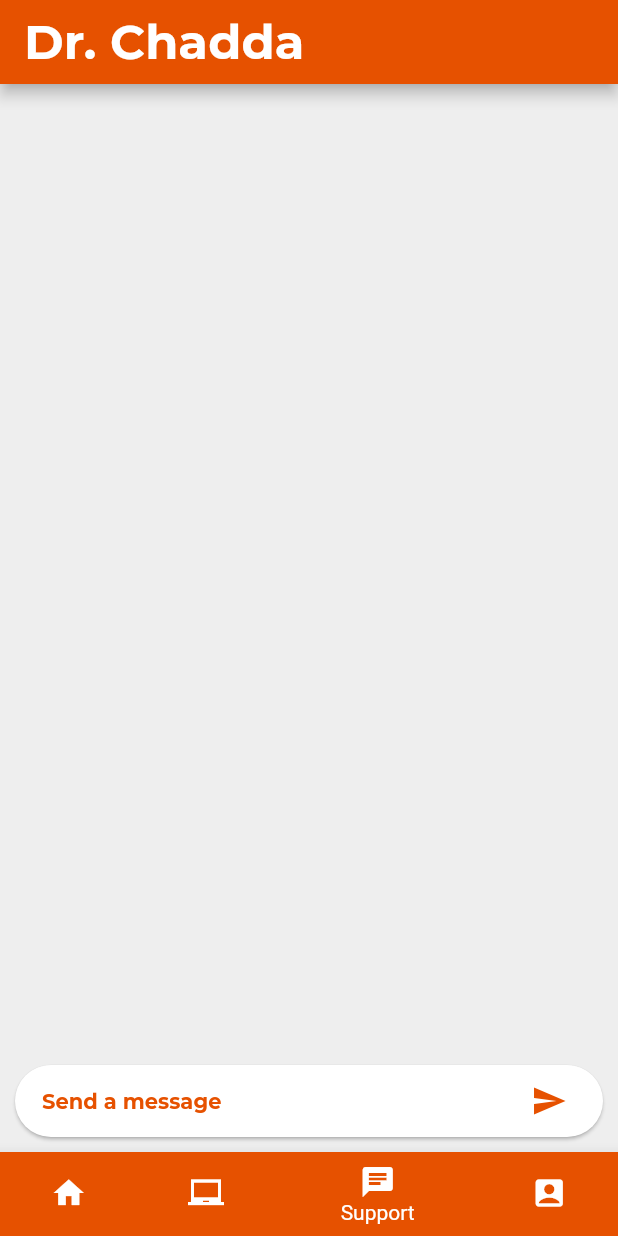
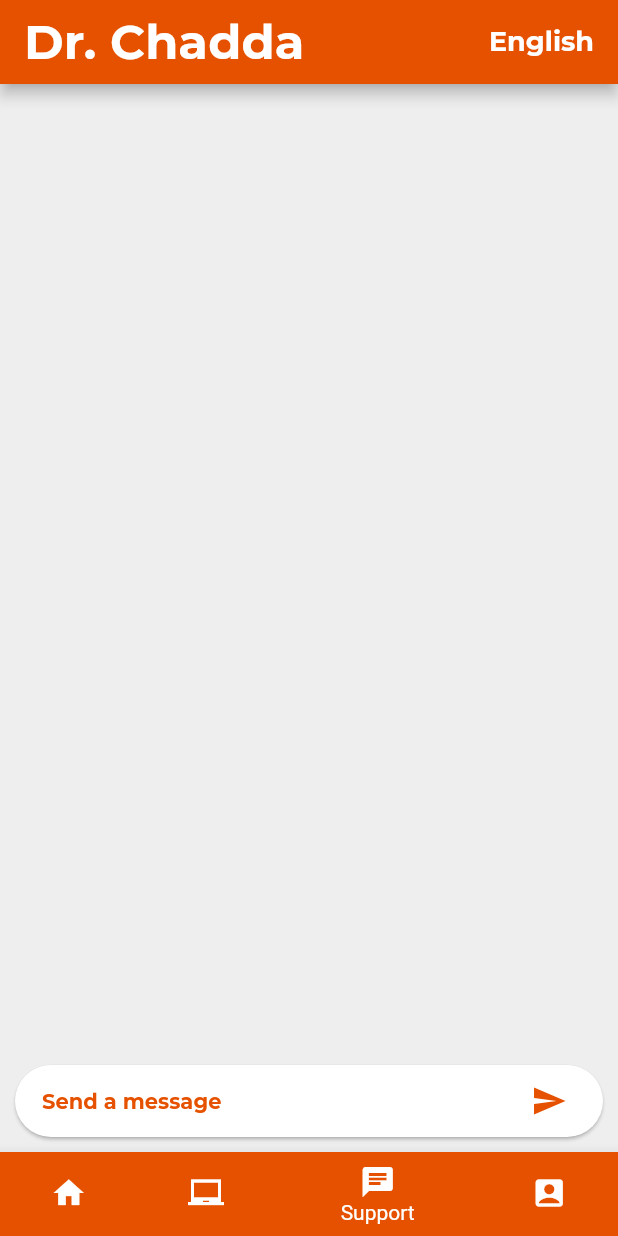
Before and after one commit to amlannandy/MedLife, a Flutter app: the screen it shows after launch, item 3 of the bottom bar chosen, on a phone screen of 412 x 824 dp. Run offline on Flutter 3.47's test engine with Material 2 defaults, Android fonts, the phone set to English and light mode, and no system bars; missing offline and left inert: flutter_dialogflow; project files that could hold a hidden picture were left out.

Commit message:
Added Multilingual Support to Chatbot

```diff
--- a/lib/screens/chat_bot_screen.dart
+++ b/lib/screens/chat_bot_screen.dart
@@ -19,6 +19,8 @@ class _ChatBotScreenState extends State<ChatBotScreen> {
 
   final List<Chats> messageList = <Chats>[];
   final TextEditingController _textController = new TextEditingController();
+
+  bool isEnglish = true;
 
   Widget _queryInputWidget(BuildContext context) {
     return Card(
@@ -70,7 +72,9 @@ class _ChatBotScreenState extends State<ChatBotScreen> {
 
     _textController.clear();
     AuthGoogle authGoogle = await AuthGoogle(fileJson: "assets/chatbot.json").build();
-    Dialogflow dialogFlow = Dialogflow(authGoogle: authGoogle, language: Language.english);
+    Dialogflow dialogFlow = Dialogflow(authGoogle: authGoogle,
+    language: isEnglish ? Language.english : Language.hindi,
+    );
     AIResponse response = await dialogFlow.detectIntent(query);
     Chats message = Chats(
       text: response.getMessage() ??
@@ -105,6 +109,20 @@ class _ChatBotScreenState extends State<ChatBotScreen> {
           "Dr. Chadda",
           style: Theme.of(context).textTheme.title,
         ),
+        actions: <Widget>[
+          FlatButton(
+            child: Text(
+              isEnglish ? "English" : "हिंदी",
+              style: Theme.of(context).textTheme.display3,
+            ),
+            color: Theme.of(context).primaryColor,
+            onPressed: () {
+              setState(() {
+                isEnglish = !isEnglish;
+              });
+            },
+          )
+        ],
       ),
       body: Column(children: <Widget>[
         Flexible(
```
